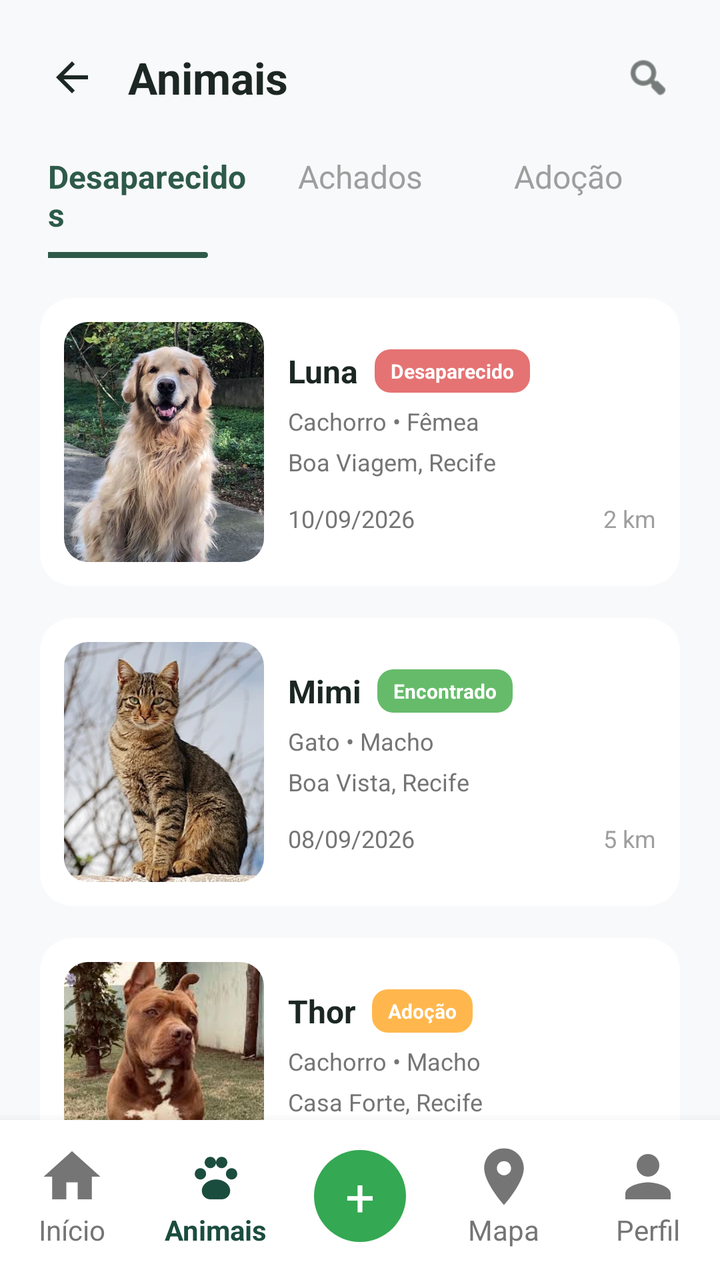
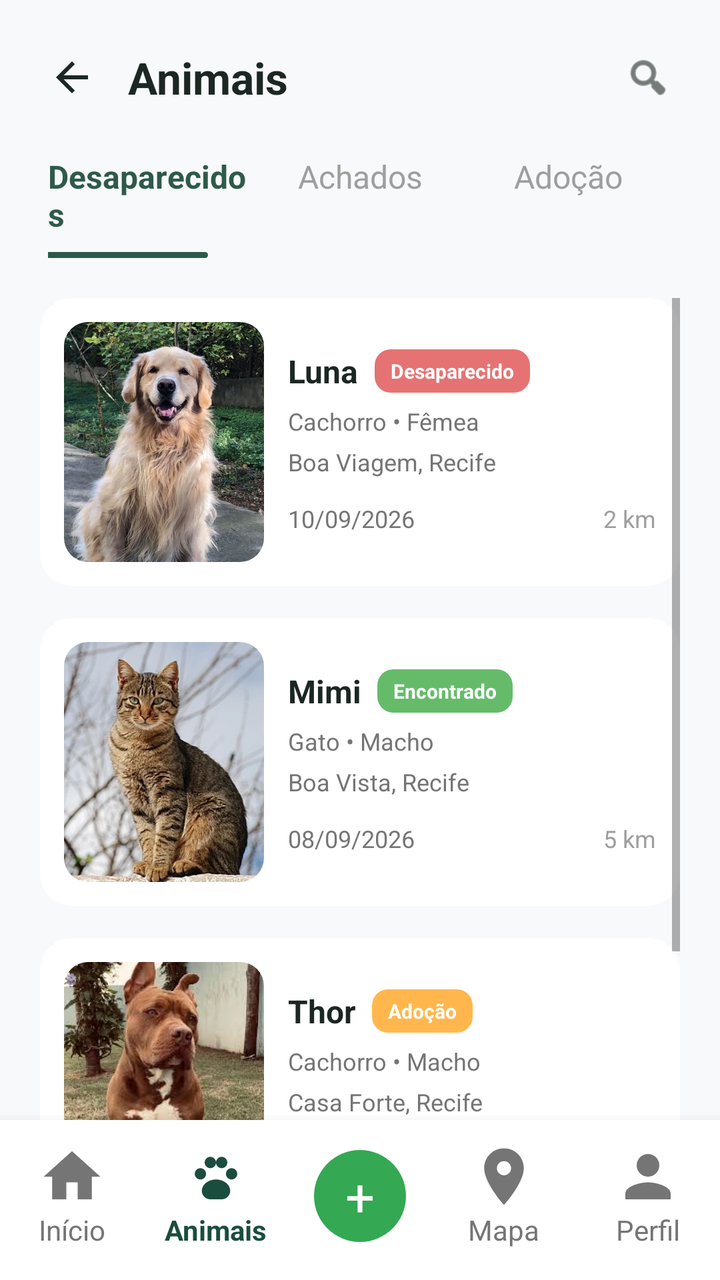

An Android layout rendered at two revisions. The XML below is the earlier revision; the diff shows what the commit changed to produce the second picture.
<!-- AndroidManifest.xml: application theme Theme.HelpPet -->
<!-- res/layout/activity_animais.xml -->
<?xml version="1.0" encoding="utf-8"?>
<androidx.constraintlayout.widget.ConstraintLayout xmlns:android="http://schemas.android.com/apk/res/android"
    xmlns:app="http://schemas.android.com/apk/res-auto"
    android:layout_width="match_parent"
    android:layout_height="match_parent"
    android:background="@color/background_offwhite">

    
    <LinearLayout
        android:id="@+id/top_bar"
        android:layout_width="match_parent"
        android:layout_height="wrap_content"
        android:orientation="horizontal"
        android:padding="24dp"
        android:gravity="center_vertical"
        app:layout_constraintTop_toTopOf="parent">

        <ImageView
            android:id="@+id/btn_voltar"
            android:layout_width="24dp"
            android:layout_height="24dp"
            android:src="@drawable/ic_arrow_seta"
            android:background="?attr/selectableItemBackgroundBorderless"
            android:clickable="true" />

        <TextView
            android:layout_width="0dp"
            android:layout_height="wrap_content"
            android:layout_weight="1"
            android:layout_marginStart="16dp"
            android:text="Animais"
            android:textColor="#1C2723"
            android:textSize="22sp"
            android:textStyle="bold" />

        <ImageView
            android:layout_width="24dp"
            android:layout_height="24dp"
            android:src="@android:drawable/ic_menu_search"
            app:tint="#1C2723" />
    </LinearLayout>

    
    <LinearLayout
        android:id="@+id/tabs_container"
        android:layout_width="match_parent"
        android:layout_height="wrap_content"
        android:orientation="horizontal"
        android:paddingStart="24dp"
        android:paddingEnd="24dp"
        app:layout_constraintTop_toBottomOf="@id/top_bar">

        <LinearLayout
            android:layout_width="0dp"
            android:layout_height="wrap_content"
            android:layout_weight="1"
            android:orientation="vertical"
            android:gravity="center">
            <TextView
                android:layout_width="wrap_content"
                android:layout_height="wrap_content"
                android:text="Desaparecidos"
                android:textColor="#2E5A4A"
                android:textStyle="bold"
                android:textSize="16sp"
                android:paddingBottom="8dp"/>
            <View
                android:layout_width="match_parent"
                android:layout_height="3dp"
                android:background="@drawable/bg_aba_selecionada"
                android:layout_marginEnd="16dp"/>
        </LinearLayout>

        <TextView
            android:layout_width="0dp"
            android:layout_height="wrap_content"
            android:layout_weight="1"
            android:text="Achados"
            android:textColor="#9E9E9E"
            android:textSize="16sp"
            android:gravity="center"
            android:paddingBottom="11dp"/>

        <TextView
            android:layout_width="0dp"
            android:layout_height="wrap_content"
            android:layout_weight="1"
            android:text="Adoção"
            android:textColor="#9E9E9E"
            android:textSize="16sp"
            android:gravity="center"
            android:paddingBottom="11dp"/>
    </LinearLayout>

    
    <ScrollView
        android:layout_width="match_parent"
        android:layout_height="0dp"
        app:layout_constraintTop_toBottomOf="@id/tabs_container"
        app:layout_constraintBottom_toTopOf="@id/bottom_nav"
        android:clipToPadding="false"
        android:padding="20dp">

        <LinearLayout
            android:layout_width="match_parent"
            android:layout_height="wrap_content"
            android:orientation="vertical">

            
            <androidx.cardview.widget.CardView
                android:layout_width="match_parent"
                android:layout_height="wrap_content"
                app:cardCornerRadius="16dp"
                app:cardElevation="0dp"
                app:cardBackgroundColor="@android:color/white"
                android:layout_marginBottom="16dp">

                <LinearLayout
                    android:layout_width="match_parent"
                    android:layout_height="wrap_content"
                    android:orientation="horizontal"
                    android:padding="12dp">

                    <androidx.cardview.widget.CardView
                        android:layout_width="100dp"
                        android:layout_height="120dp"
                        app:cardCornerRadius="12dp"
                        app:cardElevation="0dp">
                        <ImageView
                            android:layout_width="match_parent"
                            android:layout_height="match_parent"
                            android:scaleType="centerCrop"
                            android:src="@drawable/golden" />
                    </androidx.cardview.widget.CardView>

                    <LinearLayout
                        android:layout_width="match_parent"
                        android:layout_height="match_parent"
                        android:orientation="vertical"
                        android:paddingStart="12dp"
                        android:gravity="center_vertical">

                        <LinearLayout
                            android:layout_width="match_parent"
                            android:layout_height="wrap_content"
                            android:orientation="horizontal"
                            android:gravity="center_vertical">
                            <TextView
                                android:layout_width="wrap_content"
                                android:layout_height="wrap_content"
                                android:text="Luna"
                                android:textColor="#1C2723"
                                android:textStyle="bold"
                                android:textSize="16sp" />
                            <TextView
                                android:layout_width="wrap_content"
                                android:layout_height="wrap_content"
                                android:layout_marginStart="8dp"
                                android:background="@drawable/bg_tag_vermelha"
                                android:paddingStart="8dp"
                                android:paddingEnd="8dp"
                                android:paddingTop="4dp"
                                android:paddingBottom="4dp"
                                android:text="Desaparecido"
                                android:textColor="@android:color/white"
                                android:textSize="10sp"
                                android:textStyle="bold"/>
                        </LinearLayout>

                        <TextView
                            android:layout_width="wrap_content"
                            android:layout_height="wrap_content"
                            android:text="Cachorro • Fêmea"
                            android:textColor="#757575"
                            android:textSize="12sp"
                            android:layout_marginTop="6dp"/>

                        <TextView
                            android:layout_width="wrap_content"
                            android:layout_height="wrap_content"
                            android:text="Boa Viagem, Recife"
                            android:textColor="#757575"
                            android:textSize="12sp"
                            android:layout_marginTop="4dp"/>

                        <LinearLayout
                            android:layout_width="match_parent"
                            android:layout_height="wrap_content"
                            android:orientation="horizontal"
                            android:layout_marginTop="12dp">
                            <TextView
                                android:layout_width="wrap_content"
                                android:layout_height="wrap_content"
                                android:text="10/09/2026"
                                android:textColor="#757575"
                                android:textSize="12sp"/>
                            <View
                                android:layout_width="0dp"
                                android:layout_height="0dp"
                                android:layout_weight="1"/>
                            <TextView
                                android:layout_width="wrap_content"
                                android:layout_height="wrap_content"
                                android:text="2 km"
                                android:textColor="#9E9E9E"
                                android:textSize="12sp"/>
                        </LinearLayout>
                    </LinearLayout>
                </LinearLayout>
            </androidx.cardview.widget.CardView>

            
            <androidx.cardview.widget.CardView
                android:layout_width="match_parent"
                android:layout_height="wrap_content"
                app:cardCornerRadius="16dp"
                app:cardElevation="0dp"
                app:cardBackgroundColor="@android:color/white"
                android:layout_marginBottom="16dp">

                <LinearLayout
                    android:layout_width="match_parent"
                    android:layout_height="wrap_content"
                    android:orientation="horizontal"
                    android:padding="12dp">

                    <androidx.cardview.widget.CardView
                        android:layout_width="100dp"
                        android:layout_height="120dp"
                        app:cardCornerRadius="12dp"
                        app:cardElevation="0dp">
                        <ImageView
                            android:layout_width="match_parent"
                            android:layout_height="match_parent"
                            android:scaleType="centerCrop"
                            android:src="@drawable/gato" />
                    </androidx.cardview.widget.CardView>

                    <LinearLayout
                        android:layout_width="match_parent"
                        android:layout_height="match_parent"
                        android:orientation="vertical"
                        android:paddingStart="12dp"
                        android:gravity="center_vertical">

                        <LinearLayout
                            android:layout_width="match_parent"
                            android:layout_height="wrap_content"
                            android:orientation="horizontal"
                            android:gravity="center_vertical">
                            <TextView
                                android:layout_width="wrap_content"
                                android:layout_height="wrap_content"
                                android:text="Mimi"
                                android:textColor="#1C2723"
                                android:textStyle="bold"
                                android:textSize="16sp" />
                            <TextView
                                android:layout_width="wrap_content"
                                android:layout_height="wrap_content"
                                android:layout_marginStart="8dp"
                                android:background="@drawable/bg_tag_verde"
                                android:paddingStart="8dp"
                                android:paddingEnd="8dp"
                                android:paddingTop="4dp"
                                android:paddingBottom="4dp"
                                android:text="Encontrado"
                                android:textColor="@android:color/white"
                                android:textSize="10sp"
                                android:textStyle="bold"/>
                        </LinearLayout>

                        <TextView
                            android:layout_width="wrap_content"
                            android:layout_height="wrap_content"
                            android:text="Gato • Macho"
                            android:textColor="#757575"
                            android:textSize="12sp"
                            android:layout_marginTop="6dp"/>

                        <TextView
                            android:layout_width="wrap_content"
                            android:layout_height="wrap_content"
                            android:text="Boa Vista, Recife"
                            android:textColor="#757575"
                            android:textSize="12sp"
                            android:layout_marginTop="4dp"/>

                        <LinearLayout
                            android:layout_width="match_parent"
                            android:layout_height="wrap_content"
                            android:orientation="horizontal"
                            android:layout_marginTop="12dp">
                            <TextView
                                android:layout_width="wrap_content"
                                android:layout_height="wrap_content"
                                android:text="08/09/2026"
                                android:textColor="#757575"
                                android:textSize="12sp"/>
                            <View
                                android:layout_width="0dp"
                                android:layout_height="0dp"
                                android:layout_weight="1"/>
                            <TextView
                                android:layout_width="wrap_content"
                                android:layout_height="wrap_content"
                                android:text="5 km"
                                android:textColor="#9E9E9E"
                                android:textSize="12sp"/>
                        </LinearLayout>
                    </LinearLayout>
                </LinearLayout>
            </androidx.cardview.widget.CardView>

            
            <androidx.cardview.widget.CardView
                android:layout_width="match_parent"
                android:layout_height="wrap_content"
                app:cardCornerRadius="16dp"
                app:cardElevation="0dp"
                app:cardBackgroundColor="@android:color/white"
                android:layout_marginBottom="32dp">

                <LinearLayout
                    android:layout_width="match_parent"
                    android:layout_height="wrap_content"
                    android:orientation="horizontal"
                    android:padding="12dp">

                    <androidx.cardview.widget.CardView
                        android:layout_width="100dp"
                        android:layout_height="120dp"
                        app:cardCornerRadius="12dp"
                        app:cardElevation="0dp">
                        
                        <ImageView
                            android:layout_width="match_parent"
                            android:layout_height="match_parent"
                            android:scaleType="centerCrop"
                            android:src="@drawable/thor" />
                    </androidx.cardview.widget.CardView>

                    <LinearLayout
                        android:layout_width="match_parent"
                        android:layout_height="match_parent"
                        android:orientation="vertical"
                        android:paddingStart="12dp"
                        android:gravity="center_vertical">

                        <LinearLayout
                            android:layout_width="match_parent"
                            android:layout_height="wrap_content"
                            android:orientation="horizontal"
                            android:gravity="center_vertical">
                            <TextView
                                android:layout_width="wrap_content"
                                android:layout_height="wrap_content"
                                android:text="Thor"
                                android:textColor="#1C2723"
                                android:textStyle="bold"
                                android:textSize="16sp" />
                            <TextView
                                android:layout_width="wrap_content"
                                android:layout_height="wrap_content"
                                android:layout_marginStart="8dp"
                                android:background="@drawable/bg_tag_laranja"
                                android:paddingStart="8dp"
                                android:paddingEnd="8dp"
                                android:paddingTop="4dp"
                                android:paddingBottom="4dp"
                                android:text="Adoção"
                                android:textColor="@android:color/white"
                                android:textSize="10sp"
                                android:textStyle="bold"/>
                        </LinearLayout>

                        <TextView
                            android:layout_width="wrap_content"
                            android:layout_height="wrap_content"
                            android:text="Cachorro • Macho"
                            android:textColor="#757575"
                            android:textSize="12sp"
                            android:layout_marginTop="6dp"/>

                        <TextView
                            android:layout_width="wrap_content"
                            android:layout_height="wrap_content"
                            android:text="Casa Forte, Recife"
                            android:textColor="#757575"
                            android:textSize="12sp"
                            android:layout_marginTop="4dp"/>

                        <LinearLayout
                            android:layout_width="match_parent"
                            android:layout_height="wrap_content"
                            android:orientation="horizontal"
                            android:layout_marginTop="12dp">
                            <TextView
                                android:layout_width="wrap_content"
                                android:layout_height="wrap_content"
                                android:text="05/09/2026"
                                android:textColor="#757575"
                                android:textSize="12sp"/>
                            <View
                                android:layout_width="0dp"
                                android:layout_height="0dp"
                                android:layout_weight="1"/>
                            <TextView
                                android:layout_width="wrap_content"
                                android:layout_height="wrap_content"
                                android:text="7 km"
                                android:textColor="#9E9E9E"
                                android:textSize="12sp"/>
                        </LinearLayout>
                    </LinearLayout>
                </LinearLayout>
            </androidx.cardview.widget.CardView>
        </LinearLayout>
    </ScrollView>

    
    
    <LinearLayout
        android:id="@+id/bottomNavigation"
        android:layout_width="match_parent"
        android:layout_height="80dp"
        android:background="#FFFFFF"
        android:elevation="8dp"
        android:gravity="center"
        android:orientation="horizontal"
        android:paddingTop="8dp"
        android:paddingBottom="12dp"
        app:layout_constraintBottom_toBottomOf="parent">

        <LinearLayout
            android:id="@+id/nav_inicio"
            android:layout_width="0dp"
            android:layout_height="match_parent"
            android:layout_weight="1"
            android:gravity="center"
            android:orientation="vertical"
            android:clickable="true"
            android:focusable="true">
            <ImageView
                android:layout_width="34dp"
                android:layout_height="34dp"
                android:src="@drawable/ic_nav_home"
                app:tint="@color/text_secondary"
                android:contentDescription="Início"/>
            <TextView
                android:layout_width="wrap_content"
                android:layout_height="wrap_content"
                android:text="Início"
                android:textColor="@color/text_secondary"
                android:textSize="14sp" />
        </LinearLayout>

        <LinearLayout
            android:layout_width="0dp"
            android:layout_height="match_parent"
            android:layout_weight="1"
            android:gravity="center"
            android:orientation="vertical">
            <ImageView
                android:layout_width="34dp"
                android:layout_height="34dp"
                android:src="@drawable/ic_nav_pets"
                app:tint="@color/primary_green"
                android:contentDescription="Animais"/>
            
            <TextView
                android:layout_width="wrap_content"
                android:layout_height="wrap_content"
                android:text="Animais"
                android:textColor="@color/primary_green"
                android:textSize="14sp"
                android:textStyle="bold" />
        </LinearLayout>

        <FrameLayout
            android:layout_width="0dp"
            android:layout_height="match_parent"
            android:layout_weight="1">

            
            <TextView
                android:layout_width="46dp"
                android:layout_height="46dp"
                android:layout_gravity="center"
                android:background="@drawable/bg_circle_green"
                android:gravity="center"
                android:text="+"
                android:textColor="@color/white"
                android:textSize="26sp" />
        </FrameLayout>

        <LinearLayout
            android:id="@+id/nav_mapa"
            android:layout_width="0dp"
            android:layout_height="match_parent"
            android:layout_weight="1"
            android:gravity="center"
            android:orientation="vertical"
            android:clickable="true"
            android:focusable="true">
            <ImageView
                android:layout_width="34dp"
                android:layout_height="34dp"
                android:src="@drawable/ic_nav_map"
                app:tint="@color/text_secondary"
                android:contentDescription="Mapa"/>
            <TextView
                android:layout_width="wrap_content"
                android:layout_height="wrap_content"
                android:text="Mapa"
                android:textColor="@color/text_secondary"
                android:textSize="14sp" />
        </LinearLayout>

        <LinearLayout
            android:id="@+id/nav_perfil"
            android:layout_width="0dp"
            android:layout_height="match_parent"
            android:layout_weight="1"
            android:gravity="center"
            android:orientation="vertical"
            android:clickable="true"
            android:focusable="true">
            <ImageView
                android:layout_width="34dp"
                android:layout_height="34dp"
                android:src="@drawable/ic_nav_profile"
                app:tint="@color/text_secondary"
                android:contentDescription="Perfil"/>
            <TextView
                android:layout_width="wrap_content"
                android:layout_height="wrap_content"
                android:text="Perfil"
                android:textColor="@color/text_secondary"
                android:textSize="14sp" />
        </LinearLayout>

    </LinearLayout>

</androidx.constraintlayout.widget.ConstraintLayout>
<!-- resources referenced by this layout -->
<resources>
  <color name="background_offwhite">#F8F9FA</color>
  <color name="primary_green">#1B4D3E</color>
  <color name="text_secondary">#757575</color>
  <color name="white">#FFFFFF</color>
  <!-- drawable bg_aba_selecionada (drawable) -->
  <shape xmlns:android="http://schemas.android.com/apk/res/android">
      <solid android:color="#2E5A4A" /> 
      <corners android:radius="2dp" />
  </shape>
  <!-- drawable bg_circle_green (drawable) -->
  <shape xmlns:android="http://schemas.android.com/apk/res/android"
      android:shape="oval">
      <solid android:color="#34A853"/>
  </shape>
  <!-- drawable bg_tag_laranja (drawable) -->
  <shape xmlns:android="http://schemas.android.com/apk/res/android">
      <solid android:color="#FFB74D" />
      <corners android:radius="8dp" />
  </shape>
  <!-- drawable bg_tag_verde (drawable) -->
  <shape xmlns:android="http://schemas.android.com/apk/res/android">
      <solid android:color="#66BB6A" />
      <corners android:radius="8dp" />
  </shape>
  <!-- drawable bg_tag_vermelha (drawable) -->
  <shape xmlns:android="http://schemas.android.com/apk/res/android">
      <solid android:color="#E57373" />
      <corners android:radius="8dp" />
  </shape>
  <!-- drawable gato: jpg bitmap (drawable, 25158 bytes) -->
  <!-- drawable golden: jpg bitmap (drawable, 105631 bytes) -->
  <!-- drawable ic_arrow_seta (drawable) -->
  <vector xmlns:android="http://schemas.android.com/apk/res/android"
      android:width="24dp"
      android:height="24dp"
      android:viewportWidth="24"
      android:viewportHeight="24">
      <path
          android:fillColor="#1C2723"
          android:pathData="M20,11H7.83l5.59,-5.59L12,4l-8,8 8,8 1.41,-1.41L7.83,13H20v-2z"/>
  </vector>
  <!-- drawable ic_nav_home (drawable) -->
  <vector xmlns:android="http://schemas.android.com/apk/res/android"
      android:width="24dp"
      android:height="24dp"
      android:viewportWidth="24"
      android:viewportHeight="24">
      <path
          android:fillColor="@android:color/black"
          android:pathData="M10,20v-6h4v6h5v-8h3L12,3 2,12h3v8z"/>
  </vector>
  <!-- drawable ic_nav_map (drawable) -->
  <vector xmlns:android="http://schemas.android.com/apk/res/android"
      android:width="24dp"
      android:height="24dp"
      android:viewportWidth="24"
      android:viewportHeight="24">
      <path
          android:fillColor="@android:color/black"
          android:pathData="M12,2C8.13,2 5,5.13 5,9c0,5.25 7,13 7,13s7,-7.75 7,-13c0,-3.87 -3.13,-7 -7,-7zM12,11.5c-1.38,0 -2.5,-1.12 -2.5,-2.5s1.12,-2.5 2.5,-2.5 2.5,1.12 2.5,2.5 -1.12,2.5 -2.5,2.5z"/>
  </vector>
  <!-- drawable ic_nav_pets (drawable) -->
  <vector xmlns:android="http://schemas.android.com/apk/res/android"
      android:width="24dp"
      android:height="24dp"
      android:viewportWidth="24"
      android:viewportHeight="24">
      <path
          android:fillColor="@android:color/black"
          android:pathData="M12,13c-2.76,0 -5,1.79 -5,4 0,1.66 1.34,3 3,3h4c1.66,0 3,-1.34 3,-3 0,-2.21 -2.24,-4 -5,-4zM6.5,9c-1.1,0 -2,0.9 -2,2s0.9,2 2,2 2,-0.9 2,-2 -0.9,-2 -2,-2zM17.5,9c-1.1,0 -2,0.9 -2,2s0.9,2 2,2 2,-0.9 2,-2 -0.9,-2 -2,-2zM10,5c-1.1,0 -2,0.9 -2,2s0.9,2 2,2 2,-0.9 2,-2 -0.9,-2 -2,-2zM14,5c-1.1,0 -2,0.9 -2,2s0.9,2 2,2 2,-0.9 2,-2 -0.9,-2 -2,-2z"/>
  </vector>
  <!-- drawable ic_nav_profile (drawable) -->
  <vector xmlns:android="http://schemas.android.com/apk/res/android"
      android:width="24dp"
      android:height="24dp"
      android:viewportWidth="24"
      android:viewportHeight="24">
      <path
          android:fillColor="@android:color/black"
          android:pathData="M12,12c2.21,0 4,-1.79 4,-4s-1.79,-4 -4,-4 -4,1.79 -4,4 1.79,4 4,4zM12,14c-2.67,0 -8,1.34 -8,4v2h16v-2c0,-2.66 -5.33,-4 -8,-4z"/>
  </vector>
  <!-- drawable thor: jpg bitmap (drawable, 13229 bytes) -->
  <style name="Theme.HelpPet" parent="Theme.MaterialComponents.DayNight.NoActionBar" />
</resources>

<!-- the commit's change to res/layout/activity_animais.xml (unified diff, before → after) -->
@@ -97,7 +97,7 @@
         android:layout_width="match_parent"
         android:layout_height="0dp"
         app:layout_constraintTop_toBottomOf="@id/tabs_container"
-        app:layout_constraintBottom_toTopOf="@id/bottom_nav"
+        app:layout_constraintBottom_toTopOf="@id/bottomNavigation"
         android:clipToPadding="false"
         android:padding="20dp">
 
@@ -418,7 +418,6 @@
         </LinearLayout>
     </ScrollView>
 
-    
     
     <LinearLayout
         android:id="@+id/bottomNavigation"
